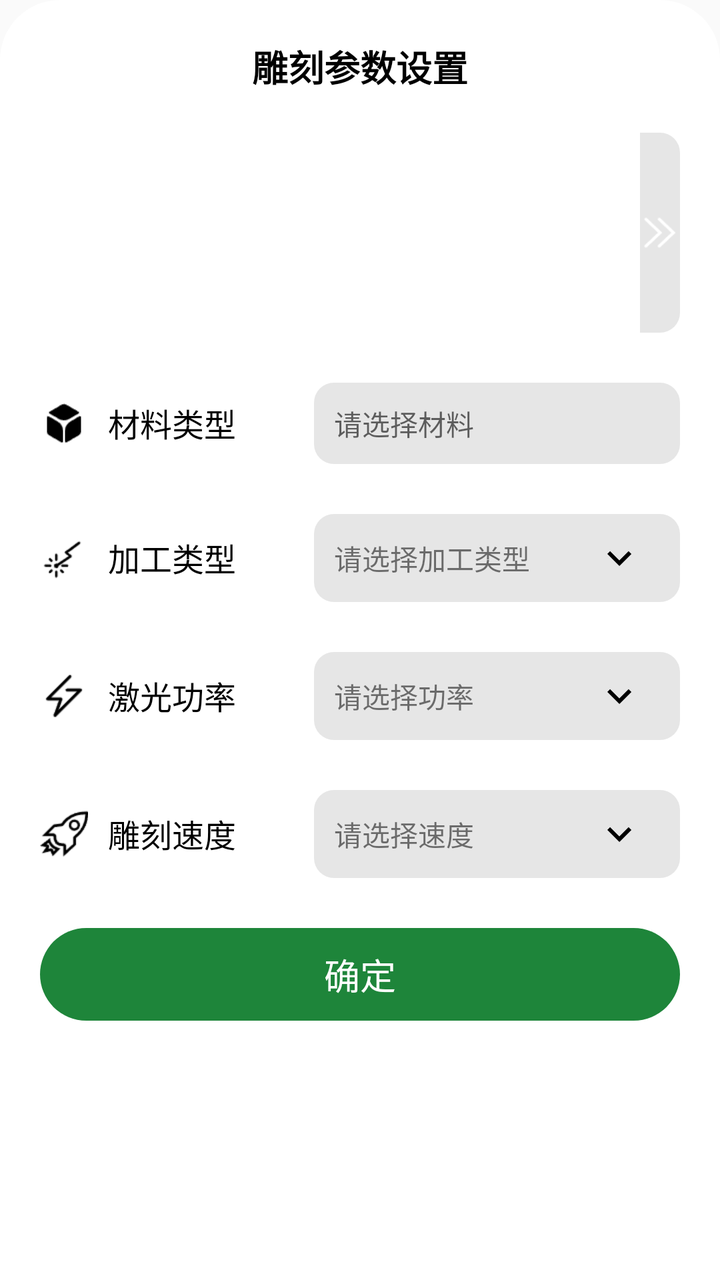
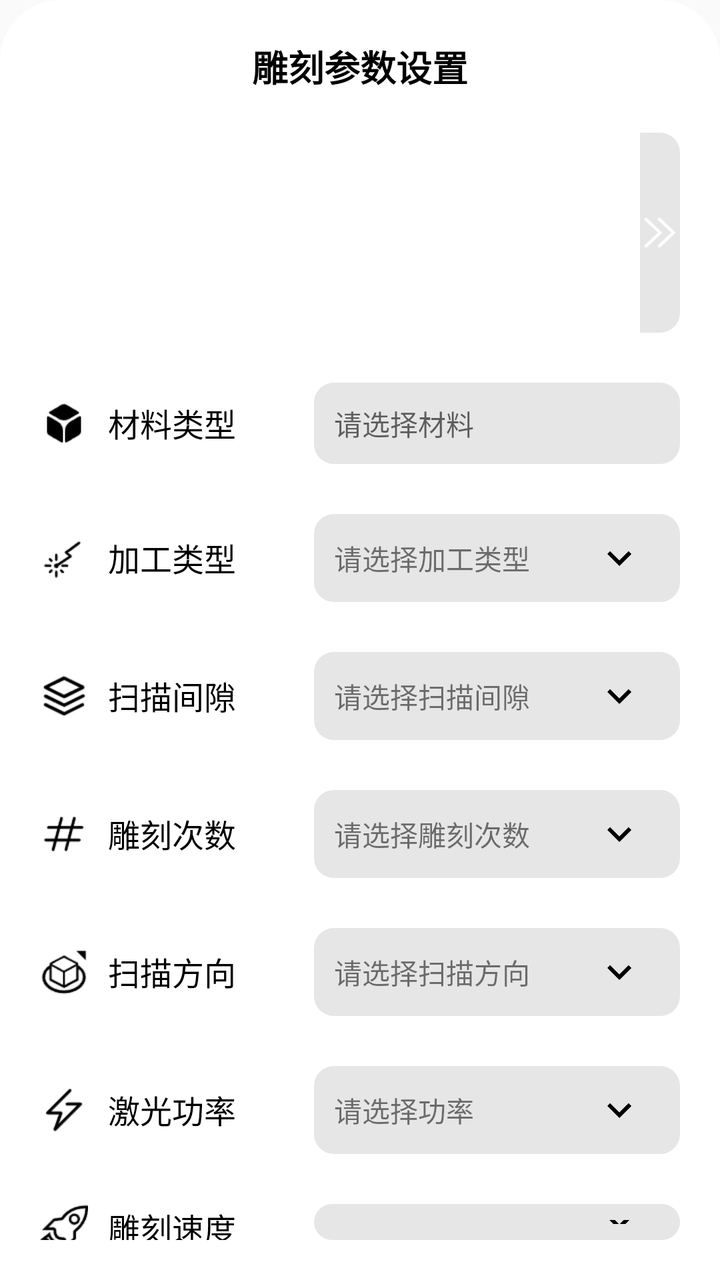

Before-and-after screenshots of an Android layout around one commit, followed by the original layout XML and the change that was made.
<!-- AndroidManifest.xml: application theme AppTheme -->
<!-- res/layout/fragment_parameter_bottom_sheet.xml -->
<?xml version="1.0" encoding="utf-8"?>
<LinearLayout xmlns:android="http://schemas.android.com/apk/res/android"
    android:layout_width="match_parent"
    android:layout_height="match_parent"
    android:background="@drawable/bg_white_ffffff_topradius30"
    android:orientation="vertical"
    android:padding="20dp">

    
    <TextView
        android:layout_width="match_parent"
        android:layout_height="wrap_content"
        android:gravity="center"
        android:text="雕刻参数设置"
        android:textColor="@color/colorBlack"
        android:textSize="18sp"
        android:textStyle="bold" />


    
    <RelativeLayout
        android:layout_width="match_parent"
        android:layout_height="wrap_content"
        android:layout_marginTop="20dp">

        <androidx.recyclerview.widget.RecyclerView
            android:id="@+id/recycler_view_material"
            android:layout_width="match_parent"
            android:layout_height="100dp"
            android:layout_alignParentStart="true"
            android:layout_toLeftOf="@id/iv_more_material" />

        <ImageView
            android:id="@+id/iv_more_material"
            android:layout_width="20dp"
            android:layout_height="100dp"
            android:layout_alignParentEnd="true"
            android:background="@drawable/bg_gray_e6e6e6_l0_r10"
            android:src="@drawable/icon_more" />
    </RelativeLayout>

    
    <LinearLayout
        android:layout_width="match_parent"
        android:layout_height="wrap_content"
        android:layout_marginTop="25dp"
        android:gravity="center_vertical">

        <LinearLayout
            android:layout_width="0dp"
            android:layout_height="wrap_content"
            android:layout_weight="3"
            android:gravity="start"
            android:orientation="horizontal">

            <ImageView
                android:layout_width="24dp"
                android:layout_height="24dp"
                android:layout_marginEnd="10dp"
                android:src="@drawable/icon_parameter_parameter" />

            <TextView
                android:layout_width="wrap_content"
                android:layout_height="wrap_content"
                android:text="材料类型"
                android:textColor="@color/colorBlack"
                android:textSize="16sp" />

        </LinearLayout>

        <LinearLayout
            android:layout_width="0dp"
            android:layout_height="wrap_content"
            android:layout_weight="4"
            android:background="@drawable/bg_gray_e6e6e6_r10"
            android:gravity="end"
            android:padding="10dp">

            <TextView
                android:id="@+id/tv_material_name"
                android:layout_width="0dp"
                android:layout_height="wrap_content"
                android:layout_gravity="center"
                android:layout_weight="2"
                android:hint="请选择材料"
                android:textColor="@color/colorBlack"
                android:textSize="14sp" />

        </LinearLayout>

    </LinearLayout>

    
    <LinearLayout
        android:id="@+id/ll_parameter_operation_mode"
        android:layout_width="match_parent"
        android:layout_height="wrap_content"
        android:layout_marginTop="25dp"
        android:gravity="center_vertical">

        <LinearLayout
            android:layout_width="0dp"
            android:layout_height="wrap_content"
            android:layout_weight="3"
            android:gravity="start"
            android:orientation="horizontal">

            <ImageView
                android:layout_width="24dp"
                android:layout_height="24dp"
                android:layout_marginEnd="10dp"
                android:src="@drawable/icon_parameter_laser" />

            <TextView
                android:layout_width="wrap_content"
                android:layout_height="wrap_content"
                android:text="加工类型"
                android:textColor="@color/colorBlack"
                android:textSize="16sp" />

        </LinearLayout>

        <LinearLayout
            android:id="@+id/ll_parameter_engrave_or_cutting"
            android:layout_width="0dp"
            android:layout_height="wrap_content"
            android:layout_weight="4"
            android:background="@drawable/bg_gray_e6e6e6_r10"
            android:gravity="end"
            android:padding="10dp">

            <TextView
                android:id="@+id/tv_parameter_engrave_or_cutting"
                android:layout_width="0dp"
                android:layout_height="wrap_content"
                android:layout_gravity="center"
                android:layout_weight="3"
                android:text="请选择加工类型"
                android:textSize="14sp" />

            <ImageView
                android:layout_width="0dp"
                android:layout_height="24dp"
                android:layout_gravity="center"
                android:layout_weight="1"
                android:src="@drawable/ic_arrow_down" />

        </LinearLayout>

    </LinearLayout>

    
    <LinearLayout
        android:layout_width="match_parent"
        android:layout_height="wrap_content"
        android:layout_marginTop="25dp"
        android:gravity="center_vertical">

        <LinearLayout
            android:layout_width="0dp"
            android:layout_height="wrap_content"
            android:layout_weight="3"
            android:gravity="start"
            android:orientation="horizontal">

            <ImageView
                android:layout_width="24dp"
                android:layout_height="24dp"
                android:layout_marginEnd="10dp"
                android:src="@drawable/icon_parameter_level" />

            <TextView
                android:layout_width="wrap_content"
                android:layout_height="wrap_content"
                android:text="激光功率"
                android:textColor="@color/colorBlack"
                android:textSize="16sp" />

        </LinearLayout>

        <LinearLayout
            android:id="@+id/ll_parameter_laser_level"
            android:layout_width="0dp"
            android:layout_height="wrap_content"
            android:layout_weight="4"
            android:background="@drawable/bg_gray_e6e6e6_r10"
            android:gravity="end"
            android:padding="10dp">

            <TextView
                android:id="@+id/tv_parameter_laser_level"
                android:layout_width="0dp"
                android:layout_height="wrap_content"
                android:layout_gravity="center"
                android:layout_weight="3"
                android:text="请选择功率"
                android:textSize="14sp" />

            <ImageView
                android:layout_width="0dp"
                android:layout_height="24dp"
                android:layout_gravity="center"
                android:layout_weight="1"
                android:src="@drawable/ic_arrow_down" />

        </LinearLayout>

    </LinearLayout>

    
    <LinearLayout
        android:layout_width="match_parent"
        android:layout_height="wrap_content"
        android:layout_marginTop="25dp"
        android:gravity="center_vertical">

        <LinearLayout
            android:layout_width="0dp"
            android:layout_height="wrap_content"
            android:layout_weight="3"
            android:gravity="start"
            android:orientation="horizontal">

            <ImageView
                android:layout_width="24dp"
                android:layout_height="24dp"
                android:layout_marginEnd="10dp"
                android:src="@drawable/icon_parameter_speed" />

            <TextView
                android:layout_width="wrap_content"
                android:layout_height="wrap_content"
                android:text="雕刻速度"
                android:textColor="@color/colorBlack"
                android:textSize="16sp" />

        </LinearLayout>

        <LinearLayout
            android:id="@+id/ll_parameter_speed_level"
            android:layout_width="0dp"
            android:layout_height="wrap_content"
            android:layout_weight="4"
            android:background="@drawable/bg_gray_e6e6e6_r10"
            android:gravity="end"
            android:padding="10dp">

            <TextView
                android:id="@+id/tv_parameter_speed_level"
                android:layout_width="0dp"
                android:layout_height="wrap_content"
                android:layout_gravity="center"
                android:layout_weight="3"
                android:text="请选择速度"
                android:textSize="14sp" />

            <ImageView
                android:layout_width="0dp"
                android:layout_height="24dp"
                android:layout_gravity="center"
                android:layout_weight="1"
                android:src="@drawable/ic_arrow_down" />

        </LinearLayout>

    </LinearLayout>


    <TextView
        android:id="@+id/tv_confirm"
        android:layout_width="match_parent"
        android:layout_height="wrap_content"
        android:layout_marginTop="25dp"
        android:background="@drawable/bg_green_1e853a_r30"
        android:gravity="center"
        android:padding="10dp"
        android:text="确定"
        android:textColor="@color/colorWhite"
        android:textSize="18sp" />


</LinearLayout>
<!-- resources referenced by this layout -->
<resources>
  <color name="colorBlack">#000000</color>
  <color name="colorWhite">#ffffff</color>
  <!-- drawable bg_gray_e6e6e6_l0_r10 (drawable) -->
  <?xml version="1.0" encoding="utf-8"?>
  <shape xmlns:android="http://schemas.android.com/apk/res/android">
  
      <solid android:color="#FFE6E6E6" />
  
      <corners android:topLeftRadius="0dp" android:topRightRadius="10dp" android:bottomLeftRadius="0dp" android:bottomRightRadius="10dp" />
  
  </shape>
  <!-- drawable bg_gray_e6e6e6_r10 (drawable) -->
  <?xml version="1.0" encoding="utf-8"?>
  <shape xmlns:android="http://schemas.android.com/apk/res/android">
  
      <solid android:color="#FFE6E6E6" />
  
      <corners android:radius="10dp" />
  
  </shape>
  <!-- drawable bg_green_1e853a_r30 (drawable) -->
  <?xml version="1.0" encoding="utf-8"?>
  <shape xmlns:android="http://schemas.android.com/apk/res/android">
  
      <solid android:color="@color/colorGreen" />
  
  
      <corners android:radius="30dp" />
  
  </shape>
  <!-- drawable bg_white_ffffff_topradius30 (drawable) -->
  <?xml version="1.0" encoding="utf-8"?>
  <shape xmlns:android="http://schemas.android.com/apk/res/android">
  
      <solid android:color="#FFFFFFFF" />
  
      <corners android:topLeftRadius="30dp" android:topRightRadius="30dp" />
  
  </shape>
  <!-- drawable ic_arrow_down (drawable) -->
  <vector xmlns:android="http://schemas.android.com/apk/res/android" android:height="24dp" android:tint="#000000" android:viewportHeight="24" android:viewportWidth="24" android:width="24dp">
        
      <path android:fillColor="@android:color/white" android:pathData="M7.41,8.59L12,13.17l4.59,-4.58L18,10l-6,6 -6,-6 1.41,-1.41z"/>
      
  </vector>
  <!-- drawable icon_more: png bitmap (drawable, 640 bytes) -->
  <!-- drawable icon_parameter_laser: png bitmap (drawable, 637 bytes) -->
  <!-- drawable icon_parameter_level: png bitmap (drawable, 550 bytes) -->
  <!-- drawable icon_parameter_parameter: png bitmap (drawable, 650 bytes) -->
  <!-- drawable icon_parameter_speed: png bitmap (drawable, 1011 bytes) -->
  <style name="AppTheme" parent="Theme.AppCompat.Light.DarkActionBar">
          
          <item name="colorPrimary">@color/colorWhite</item>
          <item name="colorPrimaryDark">@color/colorWhite</item>
          <item name="colorAccent">@color/colorAccent</item>
          <item name="android:windowFullscreen">false</item>
          <item name="android:navigationBarColor" tools:targetApi="lollipop">@color/colorWhite</item>
      </style>
  <color name="colorGreen">#1e853a</color>
  <color name="colorAccent">#338a3e</color>
</resources>

<!-- the commit's change to res/layout/fragment_parameter_bottom_sheet.xml (unified diff, before → after) -->
@@ -167,6 +167,180 @@
                 android:layout_width="24dp"
                 android:layout_height="24dp"
                 android:layout_marginEnd="10dp"
+                android:src="@drawable/icon_parameter_scanning_gap" />
+
+            <TextView
+                android:layout_width="wrap_content"
+                android:layout_height="wrap_content"
+                android:text="扫描间隙"
+                android:textColor="@color/colorBlack"
+                android:textSize="16sp" />
+
+        </LinearLayout>
+
+        <LinearLayout
+            android:id="@+id/ll_parameter_scanning_gap"
+            android:layout_width="0dp"
+            android:layout_height="wrap_content"
+            android:layout_weight="4"
+            android:background="@drawable/bg_gray_e6e6e6_r10"
+            android:gravity="end"
+            android:padding="10dp">
+
+            <TextView
+                android:id="@+id/tv_parameter_scanning_gap"
+                android:layout_width="0dp"
+                android:layout_height="wrap_content"
+                android:layout_gravity="center"
+                android:layout_weight="3"
+                android:text="请选择扫描间隙"
+                android:textSize="14sp" />
+
+            <ImageView
+                android:layout_width="0dp"
+                android:layout_height="24dp"
+                android:layout_gravity="center"
+                android:layout_weight="1"
+                android:src="@drawable/ic_arrow_down" />
+
+        </LinearLayout>
+
+    </LinearLayout>
+
+    
+    <LinearLayout
+        android:layout_width="match_parent"
+        android:layout_height="wrap_content"
+        android:layout_marginTop="25dp"
+        android:gravity="center_vertical">
+
+        <LinearLayout
+            android:layout_width="0dp"
+            android:layout_height="wrap_content"
+            android:layout_weight="3"
+            android:gravity="start"
+            android:orientation="horizontal">
+
+            <ImageView
+                android:layout_width="24dp"
+                android:layout_height="24dp"
+                android:layout_marginEnd="10dp"
+                android:src="@drawable/icon_parameter_engrave_count" />
+
+            <TextView
+                android:layout_width="wrap_content"
+                android:layout_height="wrap_content"
+                android:text="雕刻次数"
+                android:textColor="@color/colorBlack"
+                android:textSize="16sp" />
+
+        </LinearLayout>
+
+        <LinearLayout
+            android:id="@+id/ll_parameter_engrave_count"
+            android:layout_width="0dp"
+            android:layout_height="wrap_content"
+            android:layout_weight="4"
+            android:background="@drawable/bg_gray_e6e6e6_r10"
+            android:gravity="end"
+            android:padding="10dp">
+
+            <TextView
+                android:id="@+id/tv_parameter_engrave_count"
+                android:layout_width="0dp"
+                android:layout_height="wrap_content"
+                android:layout_gravity="center"
+                android:layout_weight="3"
+                android:text="请选择雕刻次数"
+                android:textSize="14sp" />
+
+            <ImageView
+                android:layout_width="0dp"
+                android:layout_height="24dp"
+                android:layout_gravity="center"
+                android:layout_weight="1"
+                android:src="@drawable/ic_arrow_down" />
+
+        </LinearLayout>
+
+    </LinearLayout>
+
+    
+    <LinearLayout
+        android:layout_width="match_parent"
+        android:layout_height="wrap_content"
+        android:layout_marginTop="25dp"
+        android:gravity="center_vertical">
+
+        <LinearLayout
+            android:layout_width="0dp"
+            android:layout_height="wrap_content"
+            android:layout_weight="3"
+            android:gravity="start"
+            android:orientation="horizontal">
+
+            <ImageView
+                android:layout_width="24dp"
+                android:layout_height="24dp"
+                android:layout_marginEnd="10dp"
+                android:src="@drawable/icon_parameter_scanning_orientation" />
+
+            <TextView
+                android:layout_width="wrap_content"
+                android:layout_height="wrap_content"
+                android:text="扫描方向"
+                android:textColor="@color/colorBlack"
+                android:textSize="16sp" />
+
+        </LinearLayout>
+
+        <LinearLayout
+            android:id="@+id/ll_parameter_scanning_orientation"
+            android:layout_width="0dp"
+            android:layout_height="wrap_content"
+            android:layout_weight="4"
+            android:background="@drawable/bg_gray_e6e6e6_r10"
+            android:gravity="end"
+            android:padding="10dp">
+
+            <TextView
+                android:id="@+id/tv_parameter_scanning_orientation"
+                android:layout_width="0dp"
+                android:layout_height="wrap_content"
+                android:layout_gravity="center"
+                android:layout_weight="3"
+                android:text="请选择扫描方向"
+                android:textSize="14sp" />
+
+            <ImageView
+                android:layout_width="0dp"
+                android:layout_height="24dp"
+                android:layout_gravity="center"
+                android:layout_weight="1"
+                android:src="@drawable/ic_arrow_down" />
+
+        </LinearLayout>
+
+    </LinearLayout>
+
+    
+    <LinearLayout
+        android:layout_width="match_parent"
+        android:layout_height="wrap_content"
+        android:layout_marginTop="25dp"
+        android:gravity="center_vertical">
+
+        <LinearLayout
+            android:layout_width="0dp"
+            android:layout_height="wrap_content"
+            android:layout_weight="3"
+            android:gravity="start"
+            android:orientation="horizontal">
+
+            <ImageView
+                android:layout_width="24dp"
+                android:layout_height="24dp"
+                android:layout_marginEnd="10dp"
                 android:src="@drawable/icon_parameter_level" />
 
             <TextView
@@ -270,7 +444,7 @@
         android:id="@+id/tv_confirm"
         android:layout_width="match_parent"
         android:layout_height="wrap_content"
-        android:layout_marginTop="25dp"
+        android:layout_marginVertical="25dp"
         android:background="@drawable/bg_green_1e853a_r30"
         android:gravity="center"
         android:padding="10dp"
<!-- resource entries referenced after the edit -->
@@ -46,9 +46,12 @@
       
   </vector>
   <!-- drawable icon_more: png bitmap (drawable, 640 bytes) -->
+  <!-- drawable icon_parameter_engrave_count: png bitmap (drawable, 581 bytes) -->
   <!-- drawable icon_parameter_laser: png bitmap (drawable, 637 bytes) -->
   <!-- drawable icon_parameter_level: png bitmap (drawable, 550 bytes) -->
   <!-- drawable icon_parameter_parameter: png bitmap (drawable, 650 bytes) -->
+  <!-- drawable icon_parameter_scanning_gap: png bitmap (drawable, 730 bytes) -->
+  <!-- drawable icon_parameter_scanning_orientation: png bitmap (drawable, 924 bytes) -->
   <!-- drawable icon_parameter_speed: png bitmap (drawable, 1011 bytes) -->
   <style name="AppTheme" parent="Theme.AppCompat.Light.DarkActionBar">
           
